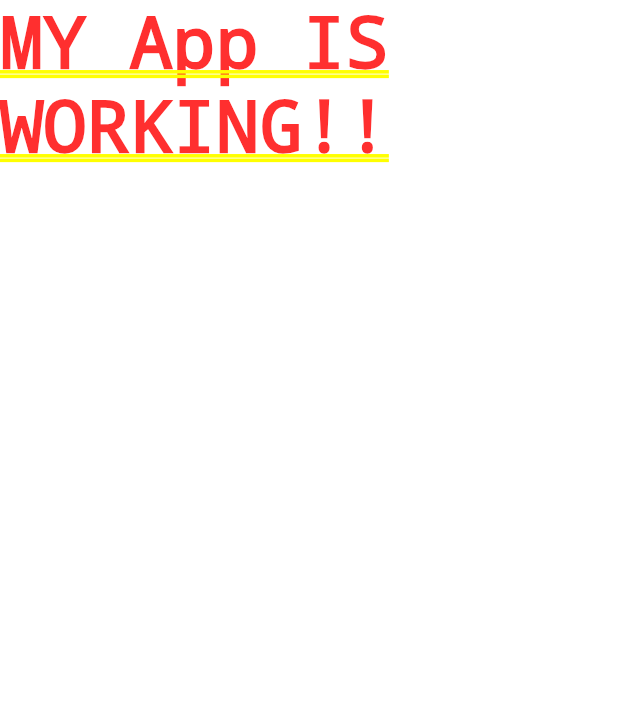
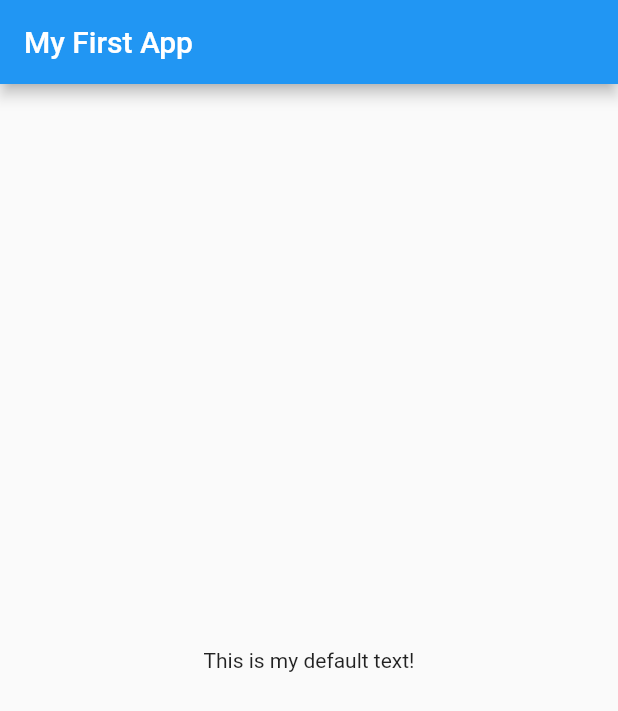
Before and after one commit to erfranson/flutter_guide, a Flutter app: the screen it shows after launch, on a phone screen of 412 x 824 dp. Shown: the top 711 px of the screen. Run offline on Flutter 3.47's test engine with Material 2 defaults, Android fonts, the phone set to English and light mode, and no system bars.

```diff
--- a/lib/main.dart
+++ b/lib/main.dart
@@ -4,8 +4,18 @@ void main() {
   runApp(MyApp());
 }
 
-class MyApp extends StatelessWidget{
+class MyApp extends StatelessWidget {
+  @override
   Widget build(BuildContext context) {
-    return MaterialApp(home: Text('MY App IS WORKING!!'),);
+    return MaterialApp(
+      home: Scaffold(
+        appBar: AppBar(
+          title: Text('My First App'),
+        ),
+        body: Center(
+          child: Text('This is my default text!'),
+        ),
+      ),
+    );
   }
 }
```
